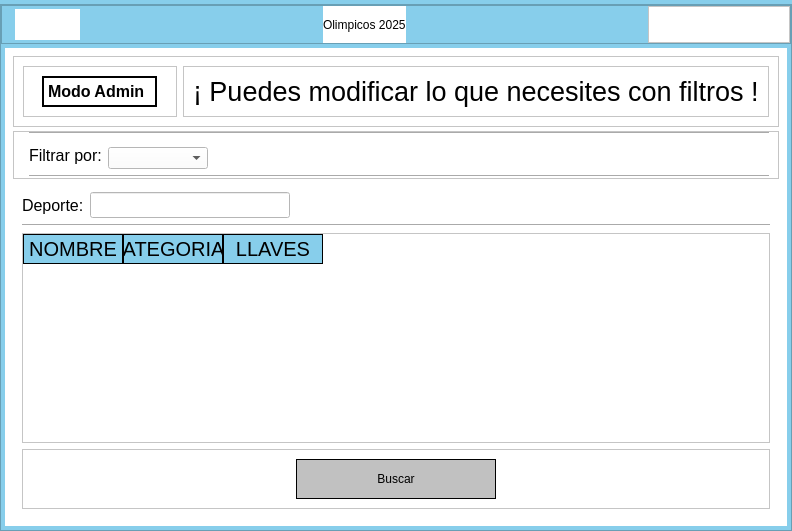
First picture: the form in diseño_olimpicos.ui, repository DanielVenegasSuarez/Estructura-de-datos-2025, before the edit.
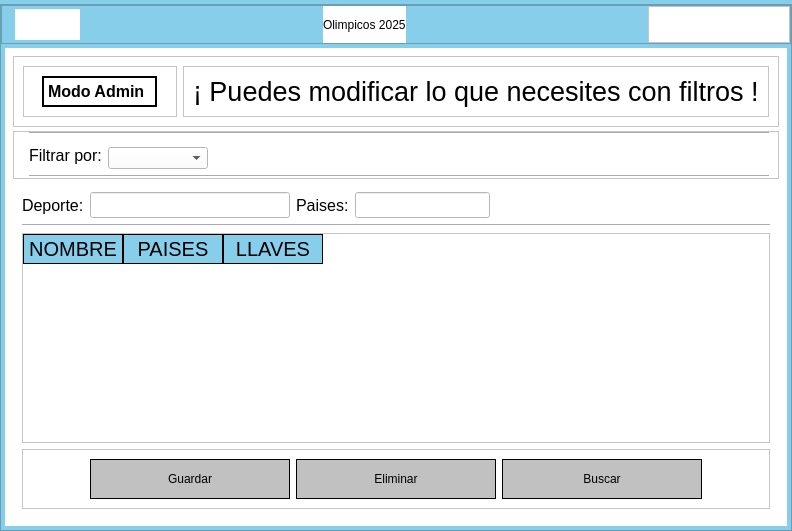
Second picture: the form after the edit. The open tabs and pages were chosen to show the change. Icons and pictures are not drawn.

```diff
--- a/diseño_olimpicos.ui
+++ b/diseño_olimpicos.ui
@@ -479,6 +479,7 @@
                       <property name="font">
                        <font>
                         <pointsize>12</pointsize>
+                        <weight>75</weight>
                         <bold>true</bold>
                        </font>
                       </property>
@@ -1268,7 +1269,7 @@
                  <string notr="true">background-color: rgb(255, 255, 255);</string>
                 </property>
                 <property name="currentIndex">
-                 <number>0</number>
+                 <number>2</number>
                 </property>
                 <widget class="QWidget" name="admin_stacketWidget_page_pais">
                  <layout class="QGridLayout" name="gridLayout_14">
@@ -2054,6 +2055,37 @@
                    </widget>
                   </item>
                   <item row="0" column="2">
+                   <widget class="QLabel" name="admin_stacketWidget_label_pageDeporte_paises">
+                    <property name="font">
+                     <font>
+                      <pointsize>12</pointsize>
+                     </font>
+                    </property>
+                    <property name="text">
+                     <string>Paises:</string>
+                    </property>
+                   </widget>
+                  </item>
+                  <item row="0" column="3">
+                   <widget class="QLineEdit" name="admin_stacketWidget_pageDeporte_lineEdit_paises">
+                    <property name="minimumSize">
+                     <size>
+                      <width>100</width>
+                      <height>0</height>
+                     </size>
+                    </property>
+                    <property name="styleSheet">
+                     <string notr="true">font-size: 11pt;</string>
+                    </property>
+                    <property name="text">
+                     <string/>
+                    </property>
+                    <property name="readOnly">
+                     <bool>true</bool>
+                    </property>
+                   </widget>
+                  </item>
+                  <item row="0" column="4">
                    <spacer name="horizontalSpacer_21">
                     <property name="orientation">
                      <enum>Qt::Horizontal</enum>
@@ -2066,14 +2098,14 @@
                     </property>
                    </spacer>
                   </item>
-                  <item row="1" column="0" colspan="3">
+                  <item row="1" column="0" colspan="5">
                    <widget class="Line" name="line_10">
                     <property name="orientation">
                      <enum>Qt::Horizontal</enum>
                     </property>
                    </widget>
                   </item>
-                  <item row="2" column="0" colspan="3">
+                  <item row="2" column="0" colspan="5">
                    <widget class="QTableWidget" name="admin_stacketWidget_pageDeporte_table">
                     <property name="styleSheet">
                      <string notr="true">QTableWidget{
@@ -2096,6 +2128,9 @@
 text-align: AlignCenter;
 }</string>
                     </property>
+                    <property name="editTriggers">
+                     <set>QAbstractItemView::NoEditTriggers</set>
+                    </property>
                     <column>
                      <property name="text">
                       <string>NOMBRE</string>
@@ -2103,7 +2138,7 @@
                     </column>
                     <column>
                      <property name="text">
-                      <string>CATEGORIAS</string>
+                      <string>PAISES</string>
                      </property>
                     </column>
                     <column>
@@ -2113,7 +2148,7 @@
                     </column>
                    </widget>
                   </item>
-                  <item row="3" column="0" colspan="3">
+                  <item row="3" column="0" colspan="5">
                    <widget class="QFrame" name="frame_11">
                     <property name="frameShape">
                      <enum>QFrame::StyledPanel</enum>
@@ -2129,14 +2164,14 @@
                        </property>
                        <property name="sizeHint" stdset="0">
                         <size>
-                         <width>241</width>
+                         <width>252</width>
                          <height>20</height>
                         </size>
                        </property>
                       </spacer>
                      </item>
                      <item>
-                      <widget class="QPushButton" name="admin_stacketWidget_pageDeporte_btnBuscar">
+                      <widget class="QPushButton" name="admin_stacketWidget_pageDeporte_btnGuardar">
                        <property name="minimumSize">
                         <size>
                          <width>200</width>
@@ -2159,7 +2194,7 @@
 </string>
                        </property>
                        <property name="text">
-                        <string>Buscar</string>
+                        <string>Guardar</string>
                        </property>
                       </widget>
                      </item>
@@ -2170,7 +2205,89 @@
                        </property>
                        <property name="sizeHint" stdset="0">
                         <size>
-                         <width>241</width>
+                         <width>13</width>
+                         <height>20</height>
+                        </size>
+                       </property>
+                      </spacer>
+                     </item>
+                     <item>
+                      <widget class="QPushButton" name="admin_stacketWidget_pageDeporte_btnEliminar">
+                       <property name="minimumSize">
+                        <size>
+                         <width>200</width>
+                         <height>40</height>
+                        </size>
+                       </property>
+                       <property name="styleSheet">
+                        <string notr="true">QPushButton{
+font: 75 12pt &quot;Arial&quot;;
+color: black;
+background-color:rgb(193, 193, 193);
+border:1px solid black;
+}
+
+QPushButton:hover{
+background-color:white;
+font: 75 12pt &quot;Arial&quot;;
+}
+
+</string>
+                       </property>
+                       <property name="text">
+                        <string>Eliminar</string>
+                       </property>
+                      </widget>
+                     </item>
+                     <item>
+                      <spacer name="horizontalSpacer_28">
+                       <property name="orientation">
+                        <enum>Qt::Horizontal</enum>
+                       </property>
+                       <property name="sizeHint" stdset="0">
+                        <size>
+                         <width>17</width>
+                         <height>20</height>
+                        </size>
+                       </property>
+                      </spacer>
+                     </item>
+                     <item>
+                      <widget class="QPushButton" name="admin_stacketWidget_pageDeporte_btnBuscar">
+                       <property name="minimumSize">
+                        <size>
+                         <width>200</width>
+                         <height>40</height>
+                        </size>
+                       </property>
+                       <property name="styleSheet">
+                        <string notr="true">QPushButton{
+font: 75 12pt &quot;Arial&quot;;
+color: black;
+background-color:rgb(193, 193, 193);
+border:1px solid black;
+}
+
+QPushButton:hover{
+background-color:white;
+font: 75 12pt &quot;Arial&quot;;
+}
+
+</string>
+                       </property>
+                       <property name="text">
+                        <string>Buscar</string>
+                       </property>
+                      </widget>
+                     </item>
+                     <item>
+                      <spacer name="horizontalSpacer_29">
+                       <property name="orientation">
+                        <enum>Qt::Horizontal</enum>
+                       </property>
+                       <property name="sizeHint" stdset="0">
+                        <size>
+                         <width>252</width>
                          <height>20</height>
                         </size>
                        </property>
@@ -2221,6 +2338,7 @@
                       <property name="font">
                        <font>
                         <pointsize>12</pointsize>
+                        <weight>75</weight>
                         <bold>true</bold>
                        </font>
                       </property>
```
